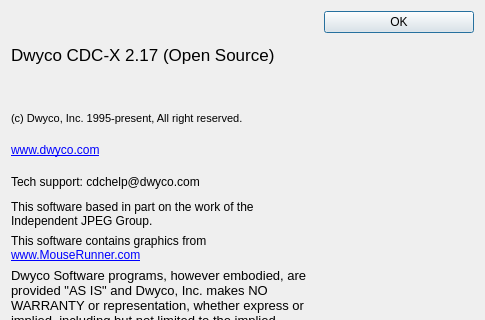
blindchimp/dwyco, file cdcx/about.ui: the form before one commit; both pictures show x 0 to 485 and y 0 to 320 of the 485 by 459 pixel window.
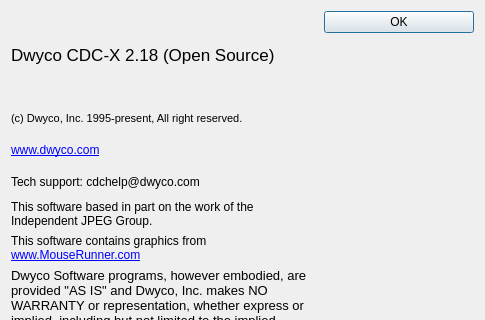
The form after the commit. Icons and pictures are not drawn.

```diff
--- a/cdcx/about.ui
+++ b/cdcx/about.ui
@@ -36,8 +36,8 @@
         <string>&lt;!DOCTYPE HTML PUBLIC &quot;-//W3C//DTD HTML 4.0//EN&quot; &quot;http://www.w3.org/TR/REC-html40/strict.dtd&quot;&gt;
 &lt;html&gt;&lt;head&gt;&lt;meta name=&quot;qrichtext&quot; content=&quot;1&quot; /&gt;&lt;style type=&quot;text/css&quot;&gt;
 p, li { white-space: pre-wrap; }
-&lt;/style&gt;&lt;/head&gt;&lt;body style=&quot; font-family:'.SF NS Text'; font-size:13pt; font-weight:400; font-style:normal;&quot;&gt;
-&lt;p style=&quot; margin-top:0px; margin-bottom:0px; margin-left:0px; margin-right:0px; -qt-block-indent:0; text-indent:0px;&quot;&gt;&lt;span style=&quot; font-family:'Sans Serif';&quot;&gt;Dwyco CDC-X 2.17 (Open Source)&lt;/span&gt;&lt;/p&gt;&lt;/body&gt;&lt;/html&gt;</string>
+&lt;/style&gt;&lt;/head&gt;&lt;body style=&quot; font-family:'Ubuntu'; font-size:11pt; font-weight:400; font-style:normal;&quot;&gt;
+&lt;p style=&quot; margin-top:0px; margin-bottom:0px; margin-left:0px; margin-right:0px; -qt-block-indent:0; text-indent:0px;&quot;&gt;&lt;span style=&quot; font-family:'Sans Serif'; font-size:13pt;&quot;&gt;Dwyco CDC-X 2.18 (Open Source)&lt;/span&gt;&lt;/p&gt;&lt;/body&gt;&lt;/html&gt;</string>
        </property>
       </widget>
      </item>
```
